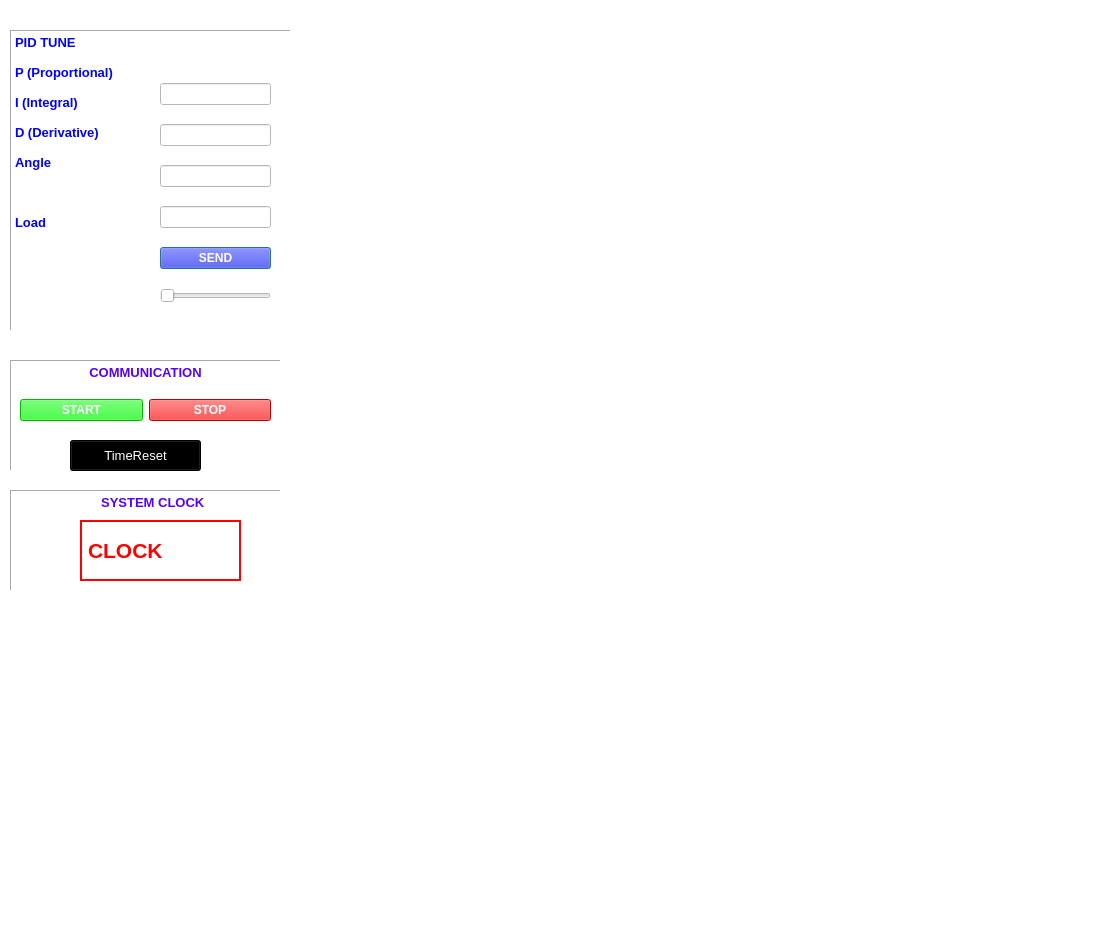
This is TEST_DOAN2/secdialog.ui in audoantrung123/Do_An_2 as Qt 5 draws it before an edit. The edited form follows.
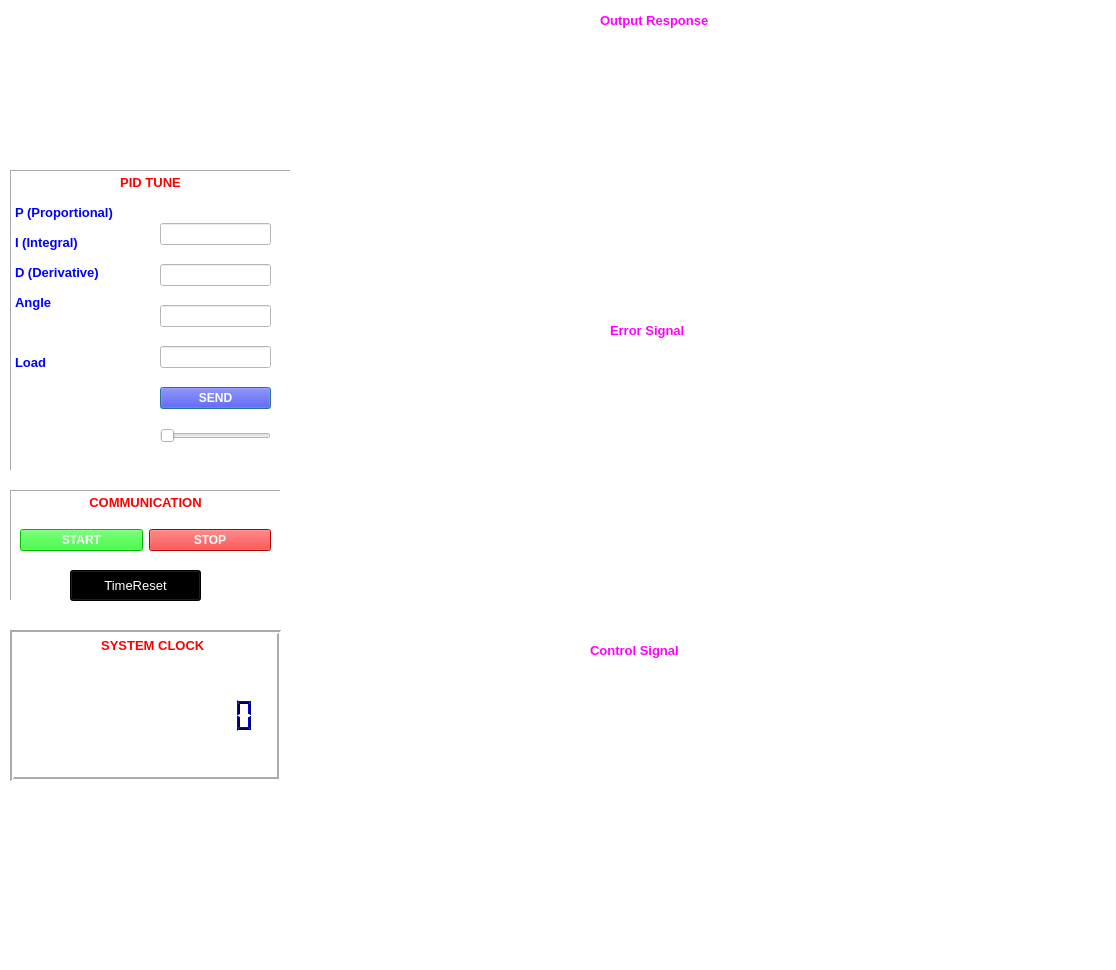
This is the edited form. Custom widgets are drawn as their Qt base class.

```diff
--- a/TEST_DOAN2/secdialog.ui
+++ b/TEST_DOAN2/secdialog.ui
@@ -7,7 +7,7 @@
     <x>0</x>
     <y>0</y>
     <width>1116</width>
-    <height>936</height>
+    <height>970</height>
    </rect>
   </property>
   <property name="windowTitle">
@@ -20,7 +20,7 @@
    <property name="geometry">
     <rect>
      <x>10</x>
-     <y>30</y>
+     <y>170</y>
      <width>281</width>
      <height>301</height>
     </rect>
@@ -33,7 +33,7 @@
 &lt;html&gt;&lt;head&gt;&lt;meta name=&quot;qrichtext&quot; content=&quot;1&quot; /&gt;&lt;style type=&quot;text/css&quot;&gt;
 p, li { white-space: pre-wrap; }
 &lt;/style&gt;&lt;/head&gt;&lt;body style=&quot; font-family:'MS Shell Dlg 2'; font-size:7.8pt; font-weight:400; font-style:normal;&quot;&gt;
-&lt;p style=&quot; margin-top:0px; margin-bottom:0px; margin-left:0px; margin-right:0px; -qt-block-indent:0; text-indent:0px;&quot;&gt;&lt;span style=&quot; font-size:10pt; font-weight:600; color:#0000ff;&quot;&gt;PID TUNE&lt;/span&gt;&lt;/p&gt;
+&lt;p align=&quot;center&quot; style=&quot; margin-top:0px; margin-bottom:0px; margin-left:0px; margin-right:0px; -qt-block-indent:0; text-indent:0px;&quot;&gt;&lt;span style=&quot; font-size:10pt; font-weight:600; color:#ff0000;&quot;&gt;PID TUNE&lt;/span&gt;&lt;/p&gt;
 &lt;p style=&quot;-qt-paragraph-type:empty; margin-top:0px; margin-bottom:0px; margin-left:0px; margin-right:0px; -qt-block-indent:0; text-indent:0px; font-size:10pt; font-weight:600; color:#0000ff;&quot;&gt;&lt;br /&gt;&lt;/p&gt;
 &lt;p style=&quot; margin-top:0px; margin-bottom:0px; margin-left:0px; margin-right:0px; -qt-block-indent:0; text-indent:0px;&quot;&gt;&lt;span style=&quot; font-size:10pt; font-weight:600; color:#0000ff;&quot;&gt;P (Proportional)&lt;/span&gt;&lt;/p&gt;
 &lt;p style=&quot;-qt-paragraph-type:empty; margin-top:0px; margin-bottom:0px; margin-left:0px; margin-right:0px; -qt-block-indent:0; text-indent:0px; font-size:10pt; font-weight:600; color:#0000ff;&quot;&gt;&lt;br /&gt;&lt;/p&gt;
@@ -52,7 +52,7 @@
    <property name="geometry">
     <rect>
      <x>160</x>
-     <y>70</y>
+     <y>210</y>
      <width>111</width>
      <height>251</height>
     </rect>
@@ -104,7 +104,7 @@
    <property name="geometry">
     <rect>
      <x>10</x>
-     <y>360</y>
+     <y>490</y>
      <width>271</width>
      <height>111</height>
     </rect>
@@ -117,14 +117,14 @@
 &lt;html&gt;&lt;head&gt;&lt;meta name=&quot;qrichtext&quot; content=&quot;1&quot; /&gt;&lt;style type=&quot;text/css&quot;&gt;
 p, li { white-space: pre-wrap; }
 &lt;/style&gt;&lt;/head&gt;&lt;body style=&quot; font-family:'MS Shell Dlg 2'; font-size:7.8pt; font-weight:400; font-style:normal;&quot;&gt;
-&lt;p align=&quot;center&quot; style=&quot; margin-top:0px; margin-bottom:0px; margin-left:0px; margin-right:0px; -qt-block-indent:0; text-indent:0px;&quot;&gt;&lt;span style=&quot; font-size:10pt; font-weight:600; color:#5500ff;&quot;&gt;COMMUNICATION&lt;/span&gt;&lt;/p&gt;&lt;/body&gt;&lt;/html&gt;</string>
+&lt;p align=&quot;center&quot; style=&quot; margin-top:0px; margin-bottom:0px; margin-left:0px; margin-right:0px; -qt-block-indent:0; text-indent:0px;&quot;&gt;&lt;span style=&quot; font-size:10pt; font-weight:600; color:#ff0000;&quot;&gt;COMMUNICATION&lt;/span&gt;&lt;/p&gt;&lt;/body&gt;&lt;/html&gt;</string>
    </property>
   </widget>
   <widget class="QWidget" name="horizontalLayoutWidget">
    <property name="geometry">
     <rect>
      <x>20</x>
-     <y>390</y>
+     <y>520</y>
      <width>251</width>
      <height>41</height>
     </rect>
@@ -171,8 +171,8 @@
   <widget class="QCustomPlot" name="plot_dapung" native="true">
    <property name="geometry">
     <rect>
-     <x>330</x>
-     <y>10</y>
+     <x>340</x>
+     <y>30</y>
      <width>671</width>
      <height>291</height>
     </rect>
@@ -181,8 +181,8 @@
   <widget class="QCustomPlot" name="plot_saiso" native="true">
    <property name="geometry">
     <rect>
-     <x>330</x>
-     <y>320</y>
+     <x>340</x>
+     <y>350</y>
      <width>671</width>
      <height>291</height>
     </rect>
@@ -192,27 +192,36 @@
    <property name="geometry">
     <rect>
      <x>10</x>
-     <y>490</y>
+     <y>630</y>
      <width>271</width>
-     <height>101</height>
+     <height>151</height>
     </rect>
    </property>
+   <property name="styleSheet">
+    <string notr="true">color: rgb(255, 0, 0);</string>
+   </property>
    <property name="frameShape">
-    <enum>QFrame::Panel</enum>
+    <enum>QFrame::Box</enum>
+   </property>
+   <property name="lineWidth">
+    <number>2</number>
+   </property>
+   <property name="midLineWidth">
+    <number>0</number>
    </property>
    <property name="html">
     <string>&lt;!DOCTYPE HTML PUBLIC &quot;-//W3C//DTD HTML 4.0//EN&quot; &quot;http://www.w3.org/TR/REC-html40/strict.dtd&quot;&gt;
 &lt;html&gt;&lt;head&gt;&lt;meta name=&quot;qrichtext&quot; content=&quot;1&quot; /&gt;&lt;style type=&quot;text/css&quot;&gt;
 p, li { white-space: pre-wrap; }
 &lt;/style&gt;&lt;/head&gt;&lt;body style=&quot; font-family:'MS Shell Dlg 2'; font-size:7.8pt; font-weight:400; font-style:normal;&quot;&gt;
-&lt;p align=&quot;center&quot; style=&quot; margin-top:0px; margin-bottom:0px; margin-left:0px; margin-right:0px; -qt-block-indent:0; text-indent:0px;&quot;&gt;&lt;span style=&quot; font-size:10pt; font-weight:600; color:#5500ff;&quot;&gt;    SYSTEM CLOCK&lt;/span&gt;&lt;/p&gt;&lt;/body&gt;&lt;/html&gt;</string>
+&lt;p align=&quot;center&quot; style=&quot; margin-top:0px; margin-bottom:0px; margin-left:0px; margin-right:0px; -qt-block-indent:0; text-indent:0px;&quot;&gt;&lt;span style=&quot; font-size:10pt; font-weight:600; color:#ff0000;&quot;&gt;    SYSTEM CLOCK&lt;/span&gt;&lt;/p&gt;&lt;/body&gt;&lt;/html&gt;</string>
    </property>
   </widget>
   <widget class="QPushButton" name="reset_btn">
    <property name="geometry">
     <rect>
      <x>70</x>
-     <y>440</y>
+     <y>570</y>
      <width>131</width>
      <height>31</height>
     </rect>
@@ -230,49 +239,11 @@
     <string>TimeReset</string>
    </property>
   </widget>
-  <widget class="QLabel" name="digital_clock">
-   <property name="geometry">
-    <rect>
-     <x>80</x>
-     <y>520</y>
-     <width>161</width>
-     <height>61</height>
-    </rect>
-   </property>
-   <property name="font">
-    <font>
-     <family>Arial</family>
-     <pointsize>16</pointsize>
-     <weight>75</weight>
-     <bold>true</bold>
-    </font>
-   </property>
-   <property name="styleSheet">
-    <string notr="true">color: rgb(255, 0, 0);
-border-color: rgb(0, 0, 255);
-</string>
-   </property>
-   <property name="frameShape">
-    <enum>QFrame::WinPanel</enum>
-   </property>
-   <property name="frameShadow">
-    <enum>QFrame::Plain</enum>
-   </property>
-   <property name="lineWidth">
-    <number>3</number>
-   </property>
-   <property name="midLineWidth">
-    <number>0</number>
-   </property>
-   <property name="text">
-    <string>CLOCK</string>
-   </property>
-  </widget>
   <widget class="QCustomPlot" name="plot_dieukhien" native="true">
    <property name="geometry">
     <rect>
-     <x>330</x>
-     <y>630</y>
+     <x>340</x>
+     <y>670</y>
      <width>671</width>
      <height>291</height>
     </rect>
@@ -282,7 +253,7 @@
    <property name="geometry">
     <rect>
      <x>200</x>
-     <y>310</y>
+     <y>450</y>
      <width>55</width>
      <height>16</height>
     </rect>
@@ -301,6 +272,380 @@
     <string/>
    </property>
   </widget>
+  <widget class="QLCDNumber" name="temp_lcdNumber">
+   <property name="geometry">
+    <rect>
+     <x>20</x>
+     <y>670</y>
+     <width>241</width>
+     <height>91</height>
+    </rect>
+   </property>
+   <property name="palette">
+    <palette>
+     <active>
+      <colorrole role="WindowText">
+       <brush brushstyle="SolidPattern">
+        <color alpha="255">
+         <red>0</red>
+         <green>0</green>
+         <blue>94</blue>
+        </color>
+       </brush>
+      </colorrole>
+      <colorrole role="Button">
+       <brush brushstyle="SolidPattern">
+        <color alpha="255">
+         <red>255</red>
+         <green>255</green>
+         <blue>255</blue>
+        </color>
+       </brush>
+      </colorrole>
+      <colorrole role="Light">
+       <brush brushstyle="SolidPattern">
+        <color alpha="255">
+         <red>0</red>
+         <green>0</green>
+         <blue>255</blue>
+        </color>
+       </brush>
+      </colorrole>
+      <colorrole role="Dark">
+       <brush brushstyle="SolidPattern">
+        <color alpha="255">
+         <red>0</red>
+         <green>0</green>
+         <blue>94</blue>
+        </color>
+       </brush>
+      </colorrole>
+      <colorrole role="Text">
+       <brush brushstyle="SolidPattern">
+        <color alpha="255">
+         <red>60</red>
+         <green>60</green>
+         <blue>60</blue>
+        </color>
+       </brush>
+      </colorrole>
+      <colorrole role="ButtonText">
+       <brush brushstyle="SolidPattern">
+        <color alpha="255">
+         <red>76</red>
+         <green>76</green>
+         <blue>76</blue>
+        </color>
+       </brush>
+      </colorrole>
+      <colorrole role="Base">
+       <brush brushstyle="SolidPattern">
+        <color alpha="255">
+         <red>255</red>
+         <green>255</green>
+         <blue>255</blue>
+        </color>
+       </brush>
+      </colorrole>
+      <colorrole role="Window">
+       <brush brushstyle="SolidPattern">
+        <color alpha="255">
+         <red>255</red>
+         <green>255</green>
+         <blue>255</blue>
+        </color>
+       </brush>
+      </colorrole>
+      <colorrole role="PlaceholderText">
+       <brush brushstyle="NoBrush">
+        <color alpha="128">
+         <red>60</red>
+         <green>60</green>
+         <blue>60</blue>
+        </color>
+       </brush>
+      </colorrole>
+     </active>
+     <inactive>
+      <colorrole role="WindowText">
+       <brush brushstyle="SolidPattern">
+        <color alpha="255">
+         <red>0</red>
+         <green>0</green>
+         <blue>94</blue>
+        </color>
+       </brush>
+      </colorrole>
+      <colorrole role="Button">
+       <brush brushstyle="SolidPattern">
+        <color alpha="255">
+         <red>255</red>
+         <green>255</green>
+         <blue>255</blue>
+        </color>
+       </brush>
+      </colorrole>
+      <colorrole role="Light">
+       <brush brushstyle="SolidPattern">
+        <color alpha="255">
+         <red>0</red>
+         <green>0</green>
+         <blue>255</blue>
+        </color>
+       </brush>
+      </colorrole>
+      <colorrole role="Dark">
+       <brush brushstyle="SolidPattern">
+        <color alpha="255">
+         <red>0</red>
+         <green>0</green>
+         <blue>94</blue>
+        </color>
+       </brush>
+      </colorrole>
+      <colorrole role="Text">
+       <brush brushstyle="SolidPattern">
+        <color alpha="255">
+         <red>60</red>
+         <green>60</green>
+         <blue>60</blue>
+        </color>
+       </brush>
+      </colorrole>
+      <colorrole role="ButtonText">
+       <brush brushstyle="SolidPattern">
+        <color alpha="255">
+         <red>76</red>
+         <green>76</green>
+         <blue>76</blue>
+        </color>
+       </brush>
+      </colorrole>
+      <colorrole role="Base">
+       <brush brushstyle="SolidPattern">
+        <color alpha="255">
+         <red>255</red>
+         <green>255</green>
+         <blue>255</blue>
+        </color>
+       </brush>
+      </colorrole>
+      <colorrole role="Window">
+       <brush brushstyle="SolidPattern">
+        <color alpha="255">
+         <red>255</red>
+         <green>255</green>
+         <blue>255</blue>
+        </color>
+       </brush>
+      </colorrole>
+      <colorrole role="PlaceholderText">
+       <brush brushstyle="NoBrush">
+        <color alpha="128">
+         <red>60</red>
+         <green>60</green>
+         <blue>60</blue>
+        </color>
+       </brush>
+      </colorrole>
+     </inactive>
+     <disabled>
+      <colorrole role="WindowText">
+       <brush brushstyle="SolidPattern">
+        <color alpha="255">
+         <red>0</red>
+         <green>0</green>
+         <blue>94</blue>
+        </color>
+       </brush>
+      </colorrole>
+      <colorrole role="Button">
+       <brush brushstyle="SolidPattern">
+        <color alpha="255">
+         <red>255</red>
+         <green>255</green>
+         <blue>255</blue>
+        </color>
+       </brush>
+      </colorrole>
+      <colorrole role="Light">
+       <brush brushstyle="SolidPattern">
+        <color alpha="255">
+         <red>0</red>
+         <green>0</green>
+         <blue>255</blue>
+        </color>
+       </brush>
+      </colorrole>
+      <colorrole role="Dark">
+       <brush brushstyle="SolidPattern">
+        <color alpha="255">
+         <red>0</red>
+         <green>0</green>
+         <blue>94</blue>
+        </color>
+       </brush>
+      </colorrole>
+      <colorrole role="Text">
+       <brush brushstyle="SolidPattern">
+        <color alpha="255">
+         <red>0</red>
+         <green>0</green>
+         <blue>94</blue>
+        </color>
+       </brush>
+      </colorrole>
+      <colorrole role="ButtonText">
+       <brush brushstyle="SolidPattern">
+        <color alpha="255">
+         <red>0</red>
+         <green>0</green>
+         <blue>94</blue>
+        </color>
+       </brush>
+      </colorrole>
+      <colorrole role="Base">
+       <brush brushstyle="SolidPattern">
+        <color alpha="255">
+         <red>255</red>
+         <green>255</green>
+         <blue>255</blue>
+        </color>
+       </brush>
+      </colorrole>
+      <colorrole role="Window">
+       <brush brushstyle="SolidPattern">
+        <color alpha="255">
+         <red>255</red>
+         <green>255</green>
+         <blue>255</blue>
+        </color>
+       </brush>
+      </colorrole>
+      <colorrole role="PlaceholderText">
+       <brush brushstyle="NoBrush">
+        <color alpha="128">
+         <red>60</red>
+         <green>60</green>
+         <blue>60</blue>
+        </color>
+       </brush>
+      </colorrole>
+     </disabled>
+    </palette>
+   </property>
+   <property name="font">
+    <font>
+     <pointsize>6</pointsize>
+    </font>
+   </property>
+   <property name="styleSheet">
+    <string notr="true">border-color: rgb(0, 0, 255);</string>
+   </property>
+   <property name="frameShape">
+    <enum>QFrame::NoFrame</enum>
+   </property>
+   <property name="digitCount">
+    <number>14</number>
+   </property>
+  </widget>
+  <widget class="QLabel" name="Logo_RIC">
+   <property name="geometry">
+    <rect>
+     <x>10</x>
+     <y>10</y>
+     <width>271</width>
+     <height>131</height>
+    </rect>
+   </property>
+   <property name="text">
+    <string/>
+   </property>
+  </widget>
+  <widget class="QLabel" name="label">
+   <property name="geometry">
+    <rect>
+     <x>600</x>
+     <y>10</y>
+     <width>161</width>
+     <height>21</height>
+    </rect>
+   </property>
+   <property name="font">
+    <font>
+     <pointsize>10</pointsize>
+     <weight>75</weight>
+     <bold>true</bold>
+    </font>
+   </property>
+   <property name="styleSheet">
+    <string notr="true">color: rgb(255, 0, 255);</string>
+   </property>
+   <property name="text">
+    <string>Output Response</string>
+   </property>
+  </widget>
+  <widget class="QLabel" name="label_4">
+   <property name="geometry">
+    <rect>
+     <x>610</x>
+     <y>320</y>
+     <width>141</width>
+     <height>21</height>
+    </rect>
+   </property>
+   <property name="font">
+    <font>
+     <pointsize>10</pointsize>
+     <weight>75</weight>
+     <bold>true</bold>
+    </font>
+   </property>
+   <property name="styleSheet">
+    <string notr="true">color: rgb(255, 0, 255);</string>
+   </property>
+   <property name="text">
+    <string>Error Signal</string>
+   </property>
+  </widget>
+  <widget class="QLabel" name="label_5">
+   <property name="geometry">
+    <rect>
+     <x>590</x>
+     <y>640</y>
+     <width>171</width>
+     <height>21</height>
+    </rect>
+   </property>
+   <property name="font">
+    <font>
+     <pointsize>10</pointsize>
+     <weight>75</weight>
+     <bold>true</bold>
+    </font>
+   </property>
+   <property name="styleSheet">
+    <string notr="true">color: rgb(255, 0, 255);</string>
+   </property>
+   <property name="text">
+    <string>Control Signal</string>
+   </property>
+  </widget>
+  <zorder>textBrowser</zorder>
+  <zorder>verticalLayoutWidget</zorder>
+  <zorder>textBrowser_2</zorder>
+  <zorder>horizontalLayoutWidget</zorder>
+  <zorder>plot_dapung</zorder>
+  <zorder>plot_saiso</zorder>
+  <zorder>textBrowser_3</zorder>
+  <zorder>reset_btn</zorder>
+  <zorder>plot_dieukhien</zorder>
+  <zorder>label_slider</zorder>
+  <zorder>Logo_RIC</zorder>
+  <zorder>temp_lcdNumber</zorder>
+  <zorder>label</zorder>
+  <zorder>label_4</zorder>
+  <zorder>label_5</zorder>
  </widget>
  <customwidgets>
   <customwidget>
```
